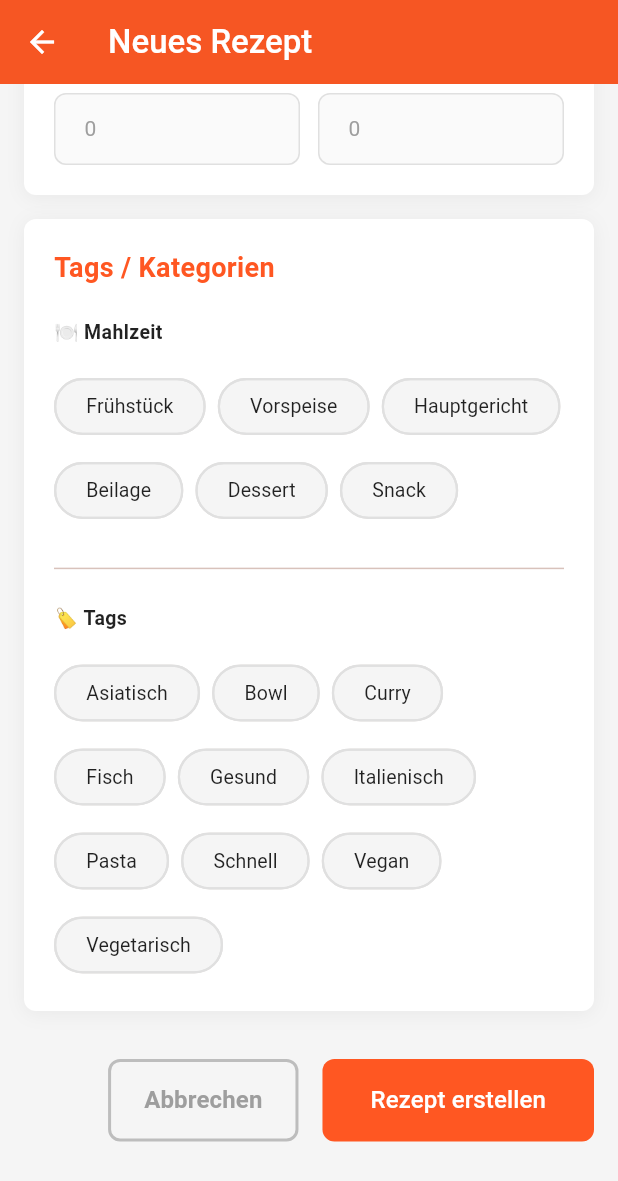
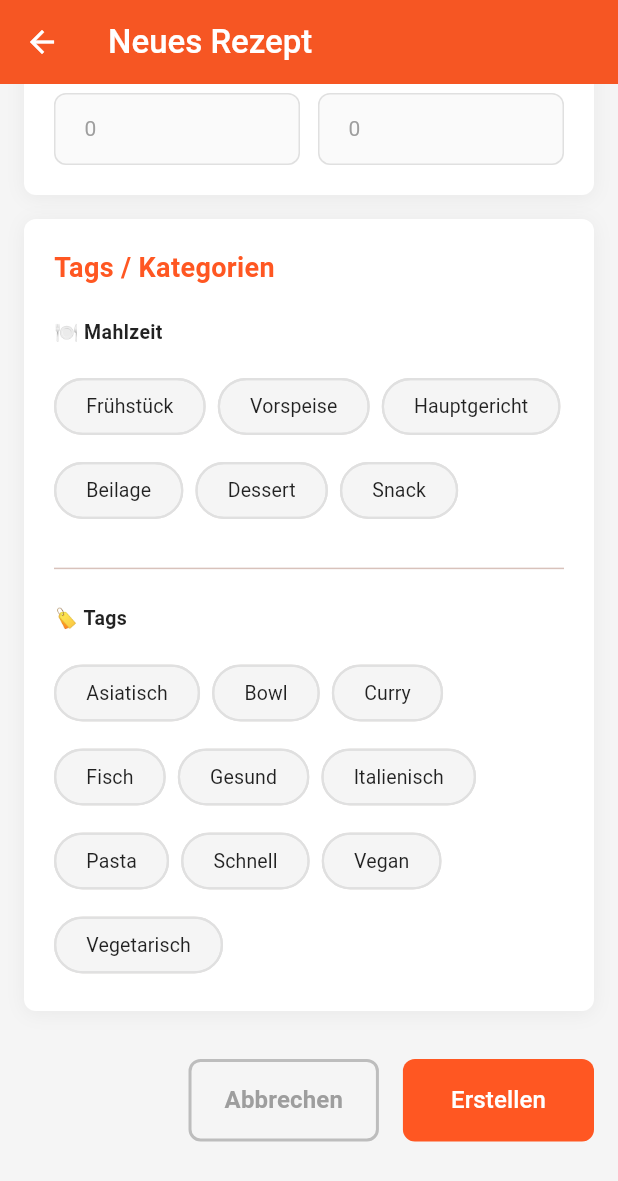
Before and after one commit to DongmoA/kochrezepte-app-ngamga, a Flutter app: the RecipeFormPage screen opened directly, scrolled down 1641 dp, on a phone screen of 412 x 824 dp. Shown: the top 1181 px of the screen. Run offline on Flutter 3.47's test engine with Material 3 defaults, Android fonts, the light colour scheme and no system bars; our stand-ins replace image_picker, share_plus, supabase_flutter; accounts and stored records are empty.

Commit message:
Ersetzen von Rezept aktualisiern zu Aktualisieren wegen "right overflowed by 7.5 pixels" Fehler im Iphone SE

```diff
--- a/lib/pages/Recipe/recipe_form_page.dart
+++ b/lib/pages/Recipe/recipe_form_page.dart
@@ -1860,8 +1860,8 @@
                           )
                         : Text(
                             _isEdit
-                                ? 'Rezept aktualisieren'
-                                : 'Rezept erstellen',
+                                ? 'Aktualisieren'
+                                : 'Erstellen',
                             style: const TextStyle(
                               fontSize: 16,
                               fontWeight: FontWeight.w500,
```
